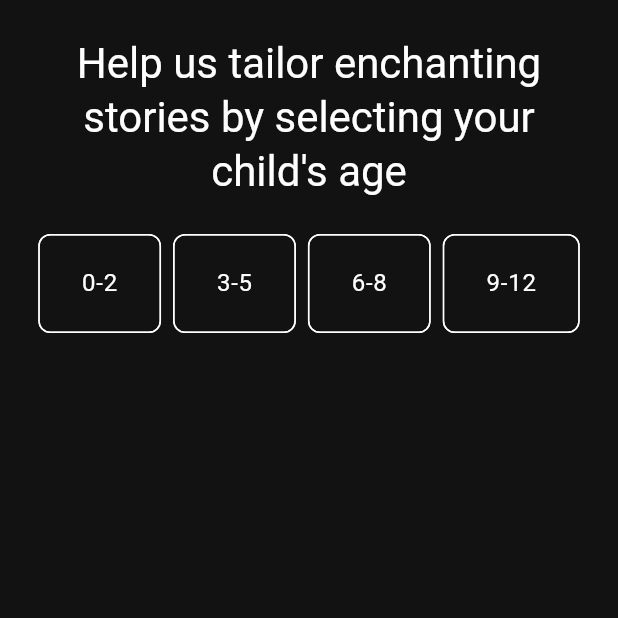
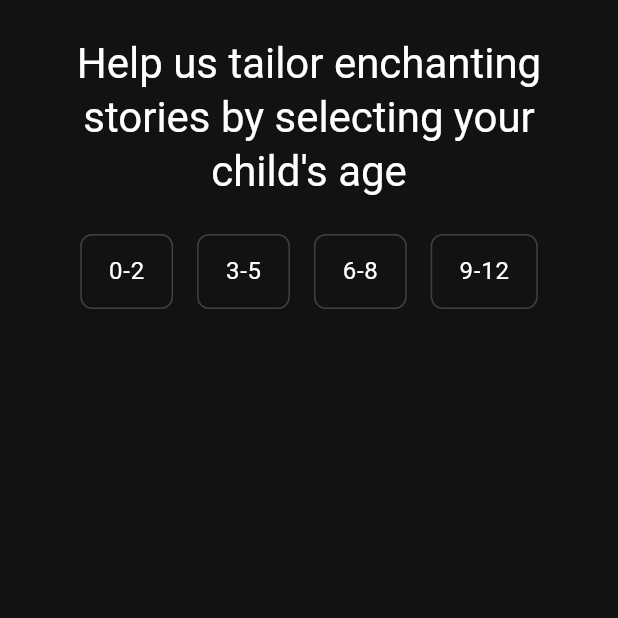
Before and after one commit to grycmat/pillow-of-dreams, a Flutter app: the GeneratorPage screen opened by its route, on a phone screen of 412 x 824 dp, the top half of it. Run offline on Flutter 3.47's test engine with Material 2 defaults, Android fonts, the light colour scheme and no system bars; our stand-ins replace dio, flutter_dotenv, flutter_spinkit, get_it, go_router, injectable.

Commit message:
stable generation, theme improvements

```diff
--- a/lib/pages/generator.page.dart
+++ b/lib/pages/generator.page.dart
@@ -1,3 +1,5 @@
+import 'dart:convert';
+
 import 'package:bedtime/generated/l10n.dart';
 import 'package:bedtime/injectable_initalizer.dart';
 import 'package:bedtime/services/gpt.service.dart';
@@ -15,6 +17,7 @@ class GeneratorPage extends StatefulWidget {
 
 class _GeneratorPageState extends State<GeneratorPage> {
   late final PageController _controller;
+  late final LineSplitter _splitter;
   final List<String> _ageOptions = ['0-2', '3-5', '6-8', '9-12'];
   final List<String> _genreOptions = [
     'Adventure',
@@ -36,6 +39,7 @@ class _GeneratorPageState extends State<GeneratorPage> {
 
   @override
   void initState() {
+    _splitter = const LineSplitter();
     _controller = PageController();
     super.initState();
   }
@@ -79,7 +83,6 @@ class _GeneratorPageState extends State<GeneratorPage> {
                       .chooseGenre,
                   options: _genreOptions,
                   optionSelected: (genre) async {
-                    List<String> heroes = [];
                     setState(() {
                       _overlayText = S
                           .of(context)
@@ -88,14 +91,9 @@ class _GeneratorPageState extends State<GeneratorPage> {
                     final heroOptionsResponse = await getIt
                         .get<GptService>()
                         .getHeroOptions(_age!, genre);
-                    heroOptionsResponse.choices[0].message!.content
-                        .split(',')
-                        .forEach((element) {
-                      heroes.add(element.trim());
-                    });
+                      _heroOptions.addAll(_splitter.convert(heroOptionsResponse.firstMessage.content));
                     setState(() {
                       _genre = genre;
-                      _heroOptions.addAll(heroes);
                       _overlayText = null;
                       _controller.nextPage(
                           duration: const Duration(milliseconds: 400),
@@ -115,20 +113,13 @@ class _GeneratorPageState extends State<GeneratorPage> {
                           .of(context)
                           .gatheringCompanions;
                     });
-                    List<String> companions = [];
                     final companionOptionsResponse = await getIt
                         .get<GptService>()
                         .getHeroCompanionOptions(_age!, _genre!, hero);
-                    companionOptionsResponse.choices[0].message!.content
-                        .split(',')
-                        .forEach((element) {
-                      _companionOptions.add(element.trim());
-                    });
-                    print(companions);
+                    _companionOptions.addAll(_splitter.convert(companionOptionsResponse.firstMessage.content));
                     setState(() {
                       _overlayText = null;
                       _hero = hero;
-                      _companionOptions.addAll(companions);
                       _controller.nextPage(
                           duration: const Duration(milliseconds: 400),
                           curve: Curves.easeInOut);
@@ -167,7 +158,7 @@ class _GeneratorPageState extends State<GeneratorPage> {
                   .of(context)
                   .size
                   .height,
-              color: Colors.white.withOpacity(0.8),
+              color: MediaQuery.of(context).platformBrightness == Brightness.light ? Colors.white.withOpacity(0.8) : Colors.black.withOpacity(0.8)
             ),
             Center(
               child: Padding(
@@ -185,9 +176,7 @@ class _GeneratorPageState extends State<GeneratorPage> {
                       duration: const Duration(milliseconds: 400),
                     ),
                     Text(
-                      S
-                          .of(context)
-                          .gatheringCompanions,
+                      _overlayText??"",
                       style: Theme
                           .of(context)
                           .textTheme
--- a/lib/services/gpt.service.dart
+++ b/lib/services/gpt.service.dart
@@ -19,7 +19,7 @@ class GptService {
 
   Future<ChatCompletion> getHeroOptions(String age, String genre) async {
     final response = await http.sendPrompt(
-        "Answer as simple as possible. Create some heroes for bedtime story of genre $genre for child in age range $age. Separate names with commas. Do not add comment");
+        "Answer as simple as possible. Create some heroes for bedtime story of genre $genre for child in age range $age. Answer in format 'name - few words of description'. Do not add comment");
 
     return response;
   }
@@ -27,7 +27,7 @@ class GptService {
   Future<ChatCompletion> getHeroCompanionOptions(
       String age, String genre, String hero) async {
     final response = await http.sendPrompt(
-        "Create some companions for hero $hero of bedtime story of genre $genre for child in age range $age. Separate names with commas. Do not add comment");
+        "Answer as simple as possible. Create some companions for hero $hero of bedtime story of genre $genre for child in age range $age. Answer in format 'name - few words of description', separate with commas, not as list. Do not add comment");
 
     return response;
   }
--- a/lib/services/http.service.dart
+++ b/lib/services/http.service.dart
@@ -1,4 +1,5 @@
 import 'dart:convert';
+import 'package:bedtime/state/conversation.state.dart';
 import 'package:http/http.dart' as http;
 import 'package:bedtime/models/chat.model.dart';
 import 'package:bedtime/models/chat_completion.model.dart';
@@ -9,8 +10,9 @@ import 'package:injectable/injectable.dart';
 @singleton
 class HttpService {
   final Dio dio;
+  final ConversationState conversationState;
 
-  HttpService({required this.dio});
+  HttpService({required this.dio, required this.conversationState});
 
   Chat _createChatMessage(String prompt, {bool stream = false}) =>
       Chat.fromPrompt(prompt, stream: stream);
@@ -18,6 +20,7 @@ class HttpService {
   Future<ChatCompletion> sendPrompt(String prompt) async {
     print('Prompt: $prompt');
     final chat = _createChatMessage(prompt);
+    conversationState.addMessage(chat.firstMessage);
     final data = jsonEncode(chat);
     final response = await dio.post(dotenv.env['BASE_URL']!,
         data: data,
@@ -27,6 +30,7 @@ class HttpService {
         }));
     print(response.data);
     final chatCompletion = ChatCompletion.fromJson(response.data);
+    conversationState.addMessage(chatCompletion.firstMessage);
 
     return chatCompletion;
   }
--- a/lib/state/conversation.state.dart
+++ b/lib/state/conversation.state.dart
@@ -1,5 +1,6 @@
-import 'package:bedtime/models/chat_completion.model.dart';
 import 'package:injectable/injectable.dart';
+
+import 'package:bedtime/models/message.model.dart';
 
 @singleton
 class ConversationState {
--- a/lib/widgets/selection-tab.widget.dart
+++ b/lib/widgets/selection-tab.widget.dart
@@ -15,10 +15,12 @@ class SelectionTab extends StatelessWidget {
 
   @override
   Widget build(BuildContext context) {
-    return Padding(
+    return SingleChildScrollView(
+      child: Padding(
         padding: const EdgeInsets.all(24.0),
         child: Center(
           child: Column(
+            mainAxisSize: MainAxisSize.min,
             children: <Widget>[
               Padding(
                 padding: const EdgeInsets.only(bottom: 24.0),
@@ -29,19 +31,23 @@ class SelectionTab extends StatelessWidget {
                 ),
               ),
               Wrap(
-              alignment: WrapAlignment.center,
-              crossAxisAlignment: WrapCrossAlignment.center,
-              spacing: 8,
-              runSpacing: 8,
+                alignment: WrapAlignment.start,
+                crossAxisAlignment: WrapCrossAlignment.start,
+                spacing: 16,
+                runSpacing: 16,
                 children: [
                   for (var option in options) ...[
                     InkWell(
                       onTap: () => optionSelected(option),
-                    child: Chip(
-                      label: Padding(
-                        padding: const EdgeInsets.all(12.0),
+                      child: Container(
+                        decoration: BoxDecoration(
+                            border: Border.all(
+                                color: Theme.of(context).highlightColor,
+                                width: 1), borderRadius: BorderRadius.circular(8),),
+                        child: Padding(
+                          padding: const EdgeInsets.symmetric(vertical: 12.0, horizontal: 18),
                           child: Text(option,
-                            style: Theme.of(context).textTheme.bodyLarge),
+                              style: Theme.of(context).textTheme.bodyLarge, softWrap: true),
                         ),
                       ),
                     )
@@ -51,6 +57,7 @@ class SelectionTab extends StatelessWidget {
             ],
           ),
         ),
+      ),
     );
   }
 }
```
Also changed, not shown: lib/models/chat.model.dart (+6 -20 lines), lib/models/chat_completion.model.dart (+6 -20 lines), lib/models/message.model.dart (added, +19 -0 lines), lib/injectable_initalizer.config.dart. Lines whose indentation alone changed are shown as unchanged.
